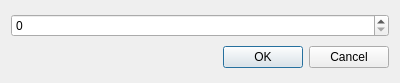
Qt form App/Dialogs/HueSelector/HueSelectorDialog.ui (FelixdelasPozas/EspINA) before a commit.
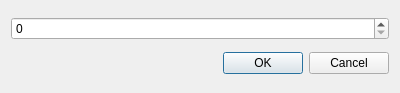
The same form after that commit. Icons and pictures are not drawn.

Commit message: Finished hue selection dialog.

What changed in the file:
```diff
--- a/App/Dialogs/HueSelector/HueSelectorDialog.ui
+++ b/App/Dialogs/HueSelector/HueSelectorDialog.ui
@@ -7,19 +7,19 @@
     <x>0</x>
     <y>0</y>
     <width>400</width>
-    <height>83</height>
+    <height>93</height>
    </rect>
   </property>
   <property name="minimumSize">
    <size>
     <width>400</width>
-    <height>83</height>
+    <height>93</height>
    </size>
   </property>
   <property name="maximumSize">
    <size>
     <width>400</width>
-    <height>83</height>
+    <height>93</height>
    </size>
   </property>
   <property name="windowTitle">
```
The commit also changes 1 other file.
